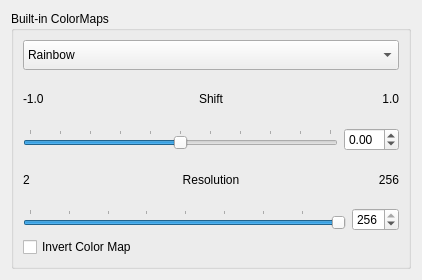
SCIInstitute/SCIRun, file src/Interface/Modules/Visualization/CreateStandardColorMap.ui: the form before one commit.
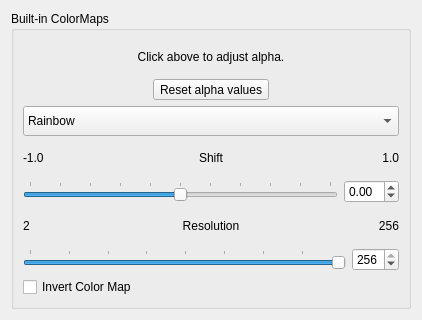
The form after the commit.

Commit message: Points function and more GUI

Patch:
```diff
--- a/src/Interface/Modules/Visualization/CreateStandardColorMap.ui
+++ b/src/Interface/Modules/Visualization/CreateStandardColorMap.ui
@@ -7,7 +7,7 @@
     <x>0</x>
     <y>0</y>
     <width>422</width>
-    <height>280</height>
+    <height>320</height>
    </rect>
   </property>
   <property name="sizePolicy">
@@ -19,7 +19,7 @@
   <property name="minimumSize">
    <size>
     <width>422</width>
-    <height>280</height>
+    <height>320</height>
    </size>
   </property>
   <property name="windowTitle">
@@ -35,6 +35,23 @@
       <string>Built-in ColorMaps</string>
      </property>
      <layout class="QVBoxLayout" name="verticalLayout">
+      <item>
+       <widget class="QLabel" name="label_7">
+        <property name="text">
+         <string>Click above to adjust alpha.</string>
+        </property>
+        <property name="alignment">
+         <set>Qt::AlignCenter</set>
+        </property>
+       </widget>
+      </item>
+      <item alignment="Qt::AlignHCenter">
+       <widget class="QToolButton" name="clearAlphaPointsToolButton_">
+        <property name="text">
+         <string>Reset alpha values</string>
+        </property>
+       </widget>
+      </item>
       <item>
        <widget class="QComboBox" name="colorMapNameComboBox_">
         <property name="minimumSize">
```
The commit also changes 2 other files.
